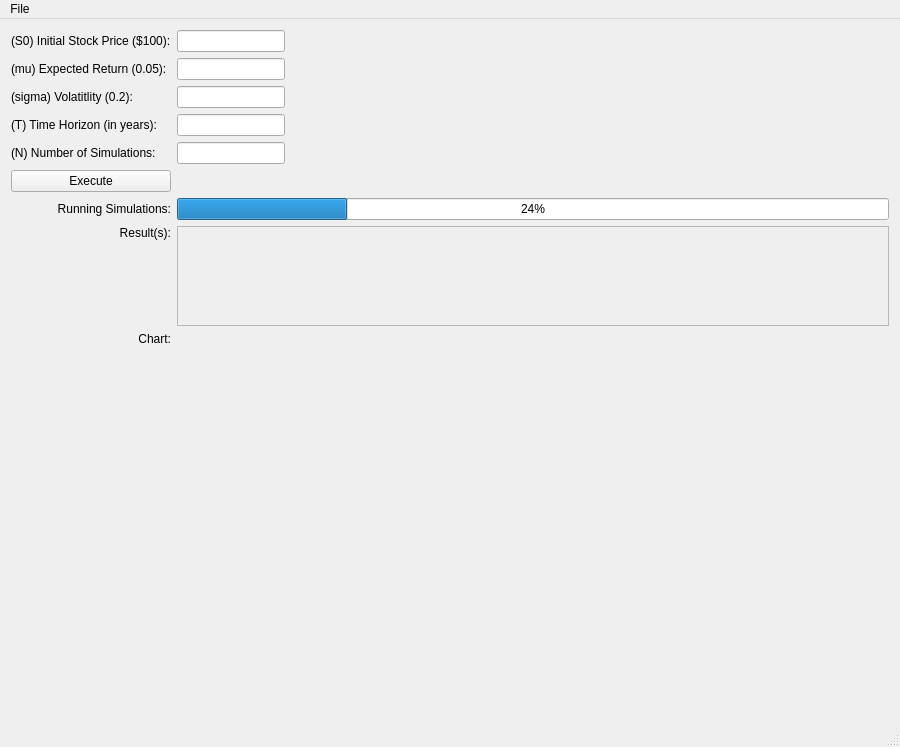
First picture: the form in intellicator.ui, repository davidhaynes6/intellicator, before the edit.
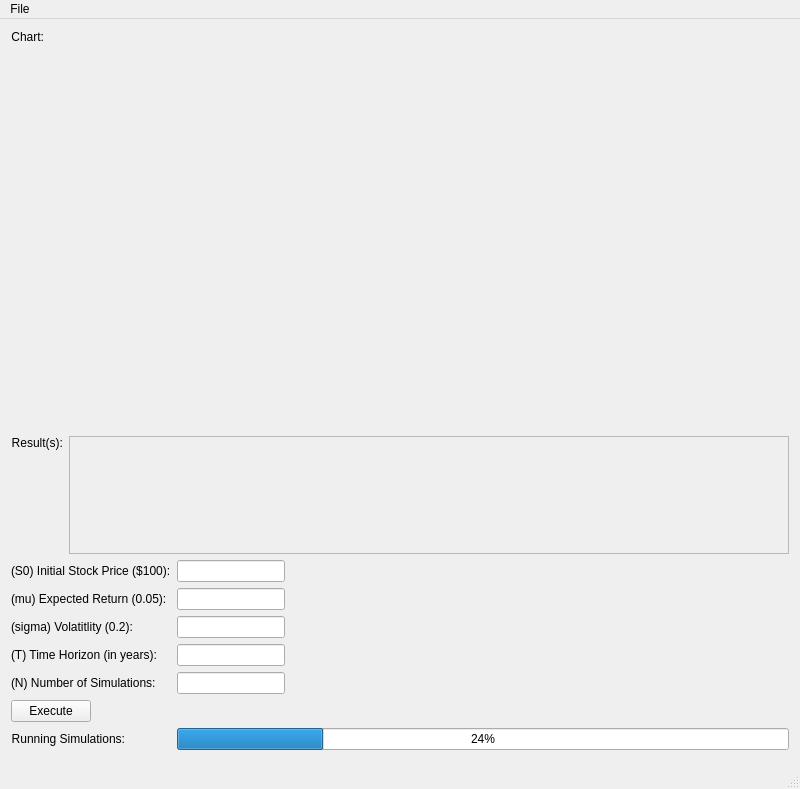
Second picture: the form after the edit. Icons and pictures are not drawn.

Commit message: Update form, and intialization of member variables

The edit to the form file:
```diff
--- a/intellicator.ui
+++ b/intellicator.ui
@@ -9,8 +9,8 @@
    <rect>
     <x>0</x>
     <y>0</y>
-    <width>900</width>
-    <height>747</height>
+    <width>800</width>
+    <height>789</height>
    </rect>
   </property>
   <property name="sizePolicy">
@@ -35,49 +35,10 @@
    <string>intellicator</string>
   </property>
   <widget class="QWidget" name="centralWidget">
-   <layout class="QGridLayout" name="gridLayout_2">
-    <item row="0" column="0">
-     <layout class="QHBoxLayout" name="horizontalLayout">
-      <property name="sizeConstraint">
-       <enum>QLayout::SetDefaultConstraint</enum>
-      </property>
+   <layout class="QVBoxLayout" name="verticalLayout">
       <item>
-       <layout class="QGridLayout" name="gridLayout">
-        <item row="8" column="1">
-         <widget class="QWidget" name="chartContainer" native="true">
-          <property name="minimumSize">
-           <size>
-            <width>300</width>
-            <height>400</height>
-           </size>
-          </property>
-         </widget>
-        </item>
-        <item row="5" column="0">
-         <widget class="QPushButton" name="buttonExecute">
-          <property name="text">
-           <string>Execute</string>
-          </property>
-         </widget>
-        </item>
-        <item row="4" column="0">
-         <widget class="QLabel" name="label_5">
-          <property name="text">
-           <string>(N) Number of Simulations:</string>
-          </property>
-         </widget>
-        </item>
+     <layout class="QFormLayout" name="formLayout_Result">
         <item row="1" column="1">
-         <widget class="QLineEdit" name="editExpectedReturn">
-          <property name="sizePolicy">
-           <sizepolicy hsizetype="Fixed" vsizetype="Fixed">
-            <horstretch>0</horstretch>
-            <verstretch>0</verstretch>
-           </sizepolicy>
-          </property>
-         </widget>
-        </item>
-        <item row="7" column="1">
          <widget class="QTextEdit" name="editResult">
           <property name="enabled">
            <bool>false</bool>
@@ -90,7 +51,7 @@
           </property>
          </widget>
         </item>
-        <item row="7" column="0">
+      <item row="1" column="0">
          <widget class="QLabel" name="labelResult">
           <property name="layoutDirection">
            <enum>Qt::LeftToRight</enum>
@@ -106,35 +67,7 @@
           </property>
          </widget>
         </item>
-        <item row="3" column="0">
-         <widget class="QLabel" name="label_4">
-          <property name="text">
-           <string>(T) Time Horizon (in years):</string>
-          </property>
-         </widget>
-        </item>
-        <item row="6" column="1">
-         <widget class="QProgressBar" name="progressBar">
-          <property name="value">
-           <number>24</number>
-          </property>
-         </widget>
-        </item>
         <item row="0" column="0">
-         <widget class="QLabel" name="label">
-          <property name="text">
-           <string>(S0) Initial Stock Price ($100):</string>
-          </property>
-         </widget>
-        </item>
-        <item row="1" column="0">
-         <widget class="QLabel" name="label_2">
-          <property name="text">
-           <string>(mu) Expected Return (0.05):</string>
-          </property>
-         </widget>
-        </item>
-        <item row="8" column="0">
          <widget class="QLabel" name="labelChart">
           <property name="text">
            <string>Chart:</string>
@@ -144,38 +77,39 @@
           </property>
          </widget>
         </item>
-        <item row="6" column="0">
-         <widget class="QLabel" name="labelSim">
-          <property name="text">
-           <string>Running Simulations:</string>
-          </property>
-          <property name="alignment">
-           <set>Qt::AlignRight|Qt::AlignTrailing|Qt::AlignVCenter</set>
-          </property>
-         </widget>
-        </item>
-        <item row="2" column="1">
-         <widget class="QLineEdit" name="editVolatility">
-          <property name="sizePolicy">
-           <sizepolicy hsizetype="Fixed" vsizetype="Fixed">
-            <horstretch>0</horstretch>
-            <verstretch>0</verstretch>
-           </sizepolicy>
-          </property>
-         </widget>
-        </item>
-        <item row="5" column="1">
-         <spacer name="spacerLineEdits">
+      <item row="0" column="1">
+       <widget class="QWidget" name="chartContainer" native="true">
+        <property name="minimumSize">
+         <size>
+          <width>300</width>
+          <height>400</height>
+         </size>
+        </property>
+       </widget>
+      </item>
+     </layout>
+    </item>
+    <item>
+     <spacer name="verticalSpacer_Chart">
           <property name="orientation">
-           <enum>Qt::Horizontal</enum>
+       <enum>Qt::Vertical</enum>
           </property>
           <property name="sizeHint" stdset="0">
            <size>
-            <width>40</width>
-            <height>20</height>
+        <width>20</width>
+        <height>40</height>
            </size>
           </property>
          </spacer>
+    </item>
+    <item>
+     <layout class="QFormLayout" name="formLayoutParameters">
+      <item row="0" column="0">
+       <widget class="QLabel" name="labelS0">
+        <property name="text">
+         <string>(S0) Initial Stock Price ($100):</string>
+        </property>
+       </widget>
         </item>
         <item row="0" column="1">
          <widget class="QLineEdit" name="editInitialPrice">
@@ -196,8 +130,15 @@
           </property>
          </widget>
         </item>
-        <item row="4" column="1">
-         <widget class="QLineEdit" name="editNumSimulations">
+      <item row="1" column="0">
+       <widget class="QLabel" name="labelMu">
+        <property name="text">
+         <string>(mu) Expected Return (0.05):</string>
+        </property>
+       </widget>
+      </item>
+      <item row="1" column="1">
+       <widget class="QLineEdit" name="editExpectedReturn">
           <property name="sizePolicy">
            <sizepolicy hsizetype="Fixed" vsizetype="Fixed">
             <horstretch>0</horstretch>
@@ -206,6 +147,30 @@
           </property>
          </widget>
         </item>
+      <item row="2" column="0">
+       <widget class="QLabel" name="labelSigma">
+        <property name="text">
+         <string>(sigma) Volatitlity (0.2):</string>
+        </property>
+       </widget>
+      </item>
+      <item row="2" column="1">
+       <widget class="QLineEdit" name="editVolatility">
+        <property name="sizePolicy">
+         <sizepolicy hsizetype="Fixed" vsizetype="Fixed">
+          <horstretch>0</horstretch>
+          <verstretch>0</verstretch>
+         </sizepolicy>
+        </property>
+       </widget>
+      </item>
+      <item row="3" column="0">
+       <widget class="QLabel" name="labelTime">
+        <property name="text">
+         <string>(T) Time Horizon (in years):</string>
+        </property>
+       </widget>
+      </item>
         <item row="3" column="1">
          <widget class="QLineEdit" name="editTimeHorizon">
           <property name="sizePolicy">
@@ -216,7 +181,61 @@
           </property>
          </widget>
         </item>
-        <item row="9" column="1">
+      <item row="4" column="0">
+       <widget class="QLabel" name="labelSimulations">
+        <property name="text">
+         <string>(N) Number of Simulations:</string>
+        </property>
+       </widget>
+      </item>
+      <item row="4" column="1">
+       <widget class="QLineEdit" name="editNumSimulations">
+        <property name="sizePolicy">
+         <sizepolicy hsizetype="Fixed" vsizetype="Fixed">
+          <horstretch>0</horstretch>
+          <verstretch>0</verstretch>
+         </sizepolicy>
+        </property>
+       </widget>
+      </item>
+      <item row="5" column="0">
+       <widget class="QPushButton" name="buttonExecute">
+        <property name="text">
+         <string>Execute</string>
+        </property>
+       </widget>
+      </item>
+      <item row="5" column="1">
+       <spacer name="spacerLineEdits">
+        <property name="orientation">
+         <enum>Qt::Horizontal</enum>
+        </property>
+        <property name="sizeHint" stdset="0">
+         <size>
+          <width>40</width>
+          <height>20</height>
+         </size>
+        </property>
+       </spacer>
+      </item>
+      <item row="6" column="0">
+       <widget class="QLabel" name="labelSim">
+        <property name="text">
+         <string>Running Simulations:</string>
+        </property>
+        <property name="alignment">
+         <set>Qt::AlignRight|Qt::AlignTrailing|Qt::AlignVCenter</set>
+        </property>
+       </widget>
+      </item>
+      <item row="6" column="1">
+       <widget class="QProgressBar" name="progressBar">
+        <property name="value">
+         <number>24</number>
+        </property>
+       </widget>
+      </item>
+      <item row="7" column="1">
          <spacer name="verticalSpacer">
           <property name="orientation">
            <enum>Qt::Vertical</enum>
@@ -229,15 +248,6 @@
           </property>
          </spacer>
         </item>
-        <item row="2" column="0">
-         <widget class="QLabel" name="label_3">
-          <property name="text">
-           <string>(sigma) Volatitlity (0.2):</string>
-          </property>
-         </widget>
-        </item>
-       </layout>
-      </item>
      </layout>
     </item>
    </layout>
@@ -247,7 +257,7 @@
     <rect>
      <x>0</x>
      <y>0</y>
-     <width>900</width>
+     <width>800</width>
      <height>22</height>
     </rect>
    </property>
```
Lines whose indentation alone changed are shown as unchanged. The commit also changes 3 other files.
